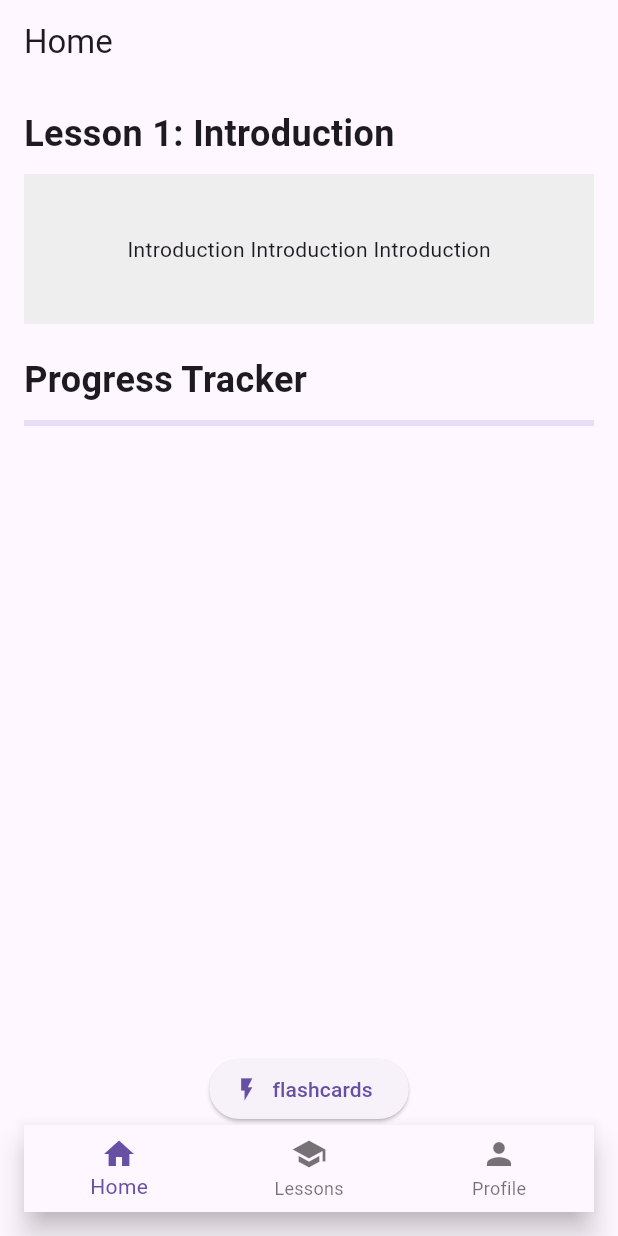
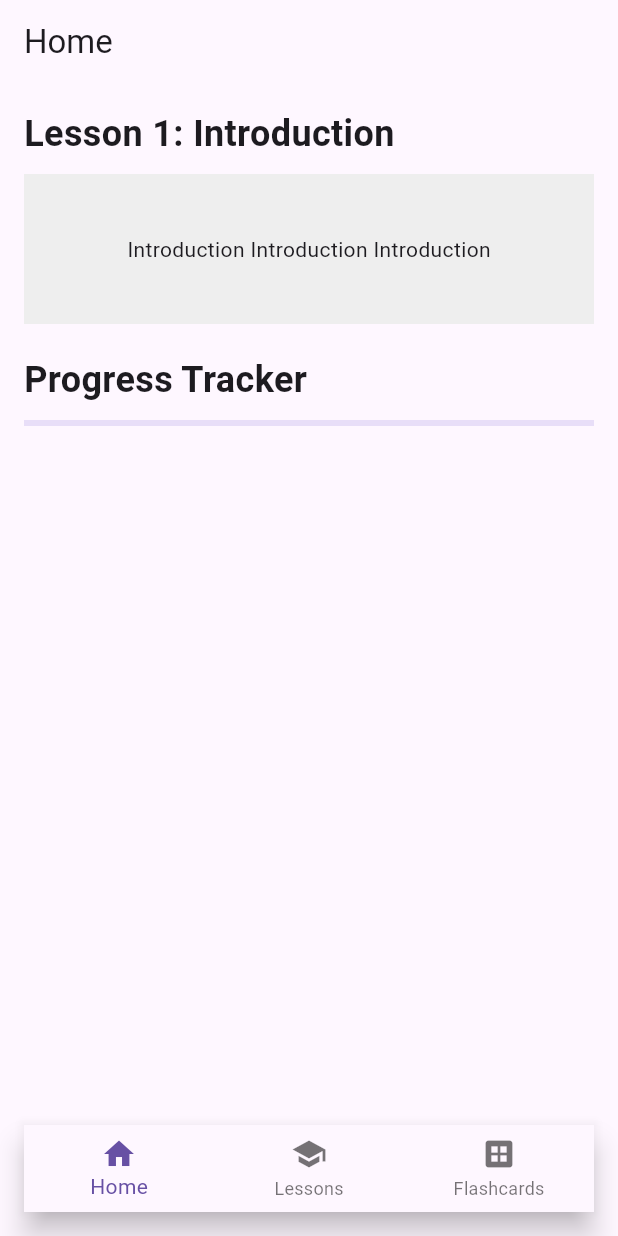
Before and after one commit to freesultan/language_app, a Flutter app: the screen it shows after launch, on a phone screen of 412 x 824 dp. Run offline on Flutter 3.47's test engine with Material 3 defaults, Android fonts, the phone set to English and light mode, and no system bars.

Commit message:
add flashcard link to bottomnav

```diff
--- a/lib/features/home/presentation/pages/flashcard_screen.dart
+++ b/lib/features/home/presentation/pages/flashcard_screen.dart
@@ -9,7 +9,7 @@ class FlashcardScreen extends StatefulWidget {
 
 class _FlashcardScreenState extends State<FlashcardScreen> {
   List<Map<String, String>> flashcards = [
-    {"question": "Hello", "answer": "سلام"},
+    {"question": "payper", "answer": "کاغذ"},
     {"question": "Thank you", "answer": "تشکر"},
     // Add more flashcards here
   ];
--- a/lib/features/home/presentation/pages/home_screen.dart
+++ b/lib/features/home/presentation/pages/home_screen.dart
@@ -26,16 +26,6 @@ class HomeScreen extends StatelessWidget {
             const SizedBox(height: 20),
             const ProgressTrackerWidget(),
             const Spacer(),
-            Align(
-              alignment: Alignment.bottomCenter,
-              child: ElevatedButton.icon(
-                onPressed: () {
-                  Navigator.push(context, MaterialPageRoute(builder: (context) => const FlashcardScreen()));
-                },
-                icon: const Icon(Icons.flash_on),
-                label: const Text('flashcards'),
-              )
-            ),
             const BottomNavBar(),
           ],
         ),
--- a/lib/features/home/widgets/bottom_nav_bar.dart
+++ b/lib/features/home/widgets/bottom_nav_bar.dart
@@ -1,4 +1,5 @@
 import 'package:flutter/material.dart';
+import 'package:language_app/features/home/presentation/pages/flashcard_screen.dart';
 import 'package:language_app/features/home/presentation/pages/home_screen.dart';
 import 'package:language_app/features/home/presentation/pages/lesson_screen.dart';
 import 'package:language_app/features/home/presentation/pages/profile_screen.dart';
@@ -18,9 +19,9 @@ class BottomNavBar extends StatelessWidget {
           icon: Icon(Icons.school),
           label: 'Lessons',
         ),
-        BottomNavigationBarItem(
-          icon: Icon(Icons.person),
-          label: 'Profile',
+         BottomNavigationBarItem(
+          icon: Icon(Icons.dataset),
+          label: 'Flashcards',
         ),
       ],
       onTap: (index) {
@@ -36,10 +37,10 @@ class BottomNavBar extends StatelessWidget {
             MaterialPageRoute(builder: (context) => const LessonScreen(lessonIndex: 0))
             );
             break;
-          case 2:
+         case 2:
             Navigator.push(
               context,
-              MaterialPageRoute(builder: (context) => const ProfileScreen())
+              MaterialPageRoute(builder: (context) => const FlashcardScreen())
               );
             break;
         }
```
